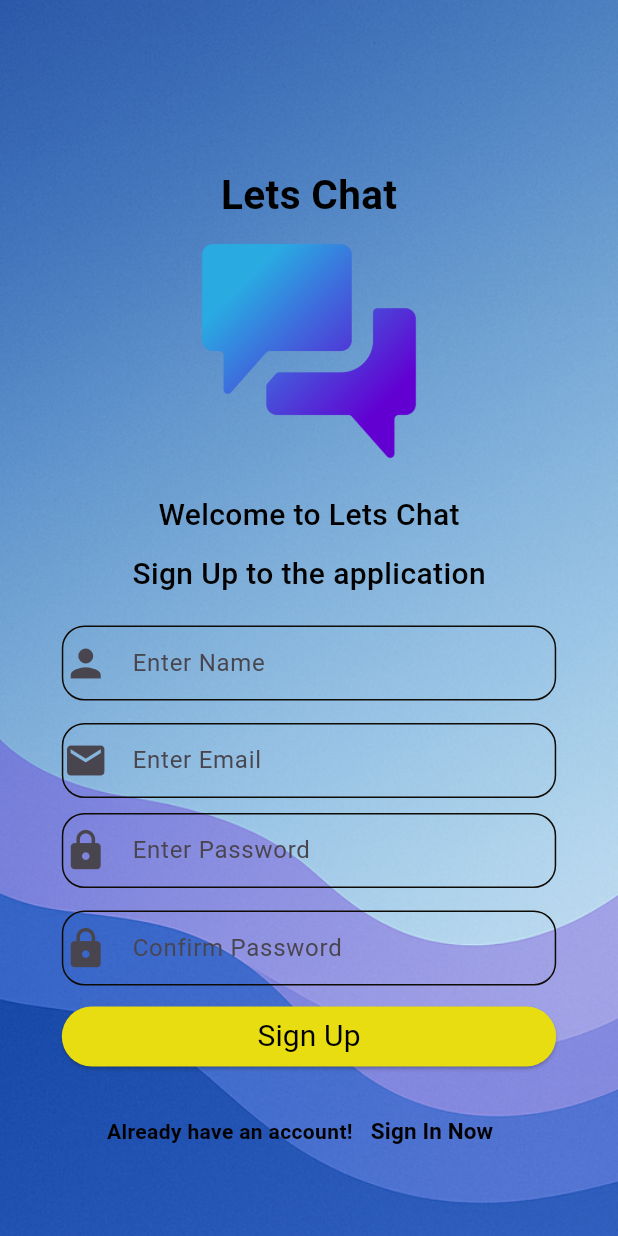
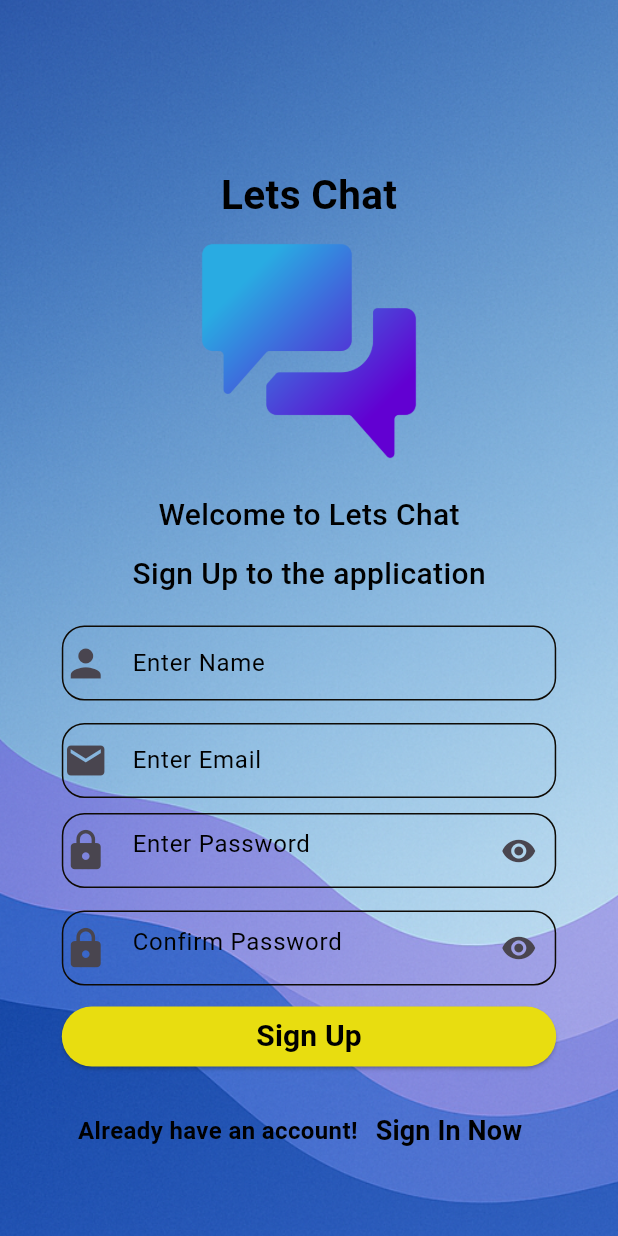
Before and after one commit to AmitKumarMehta/lets-chat, a Flutter app: the screen it shows after launch, scrolled down 79 dp, after a tap on "Sign Up Now", on a phone screen of 412 x 824 dp. Run offline on Flutter 3.47's test engine with Material 3 defaults, Android fonts, the phone set to English and light mode, and no system bars; our stand-ins replace cloud_firestore, firebase_auth, firebase_core; accounts and stored records are empty.

Commit message:
more changes

```diff
--- a/lib/auth/login.dart
+++ b/lib/auth/login.dart
@@ -13,6 +13,7 @@ class Login extends StatefulWidget {
 class _LoginState extends State<Login> {
   TextEditingController emailController = TextEditingController();
   TextEditingController pwController = TextEditingController();
+  bool _obscurePass = true;
 
   Future<void> signinWithEmailPassword() async {
     String email = emailController.text.trim();
@@ -29,7 +30,6 @@ class _LoginState extends State<Login> {
         MaterialPageRoute(builder: (context) => Home()),
       );
     } on FirebaseAuthException catch (e) {
-
       ScaffoldMessenger.of(context).showSnackBar(
         SnackBar(
           content: Text(
@@ -42,8 +42,6 @@ class _LoginState extends State<Login> {
     }
   }
 
-
-
   @override
   Widget build(BuildContext context) {
     return Scaffold(
@@ -55,7 +53,6 @@ class _LoginState extends State<Login> {
             image: AssetImage('assets/background.png'),
             fit: BoxFit.cover,
           ),
-
         ),
         child: SingleChildScrollView(
           child: Padding(
@@ -108,6 +105,7 @@ class _LoginState extends State<Login> {
                       icon: Icon(Icons.email, size: 30),
                       border: InputBorder.none,
                       hintText: "Enter Email",
+                      hintStyle: TextStyle(color: Colors.black),
                     ),
                   ),
                 ),
@@ -123,11 +121,25 @@ class _LoginState extends State<Login> {
                   ),
                   child: TextField(
                     controller: pwController,
-                    obscureText: true,
+
+                    obscureText: _obscurePass,
                     decoration: InputDecoration(
                       icon: Icon(Icons.lock, size: 30),
+                      suffixIcon: IconButton(
+                        onPressed: () {
+                          setState(() {
+                            _obscurePass =  !_obscurePass;
+                          });
+                        },
+                        icon: Icon(
+                          _obscurePass
+                              ? Icons.visibility
+                              : Icons.visibility_off_rounded,
+                        ),
+                      ),
                       border: InputBorder.none,
                       hintText: "Enter Password",
+                      hintStyle: TextStyle(color: Colors.black),
                     ),
                   ),
                 ),
@@ -145,7 +157,7 @@ class _LoginState extends State<Login> {
                       style: TextStyle(
                         color: Colors.black,
                         fontSize: 20,
-                        fontWeight: FontWeight.w400,
+                        fontWeight: FontWeight.w700,
                       ),
                     ),
                   ),
@@ -159,7 +171,7 @@ class _LoginState extends State<Login> {
                       "Don't have an account?",
                       style: TextStyle(
                         color: Colors.black,
-                        fontSize: 14,
+                        fontSize: 16,
                         fontWeight: FontWeight.bold,
                       ),
                     ),
@@ -174,7 +186,7 @@ class _LoginState extends State<Login> {
                         "Sign Up Now",
                         style: TextStyle(
                           color: Colors.black,
-                          fontSize: 15,
+                          fontSize: 18,
                           fontWeight: FontWeight.bold,
                         ),
                       ),
--- a/lib/auth/register.dart
+++ b/lib/auth/register.dart
@@ -3,8 +3,6 @@ import 'package:firebase_auth/firebase_auth.dart';
 import 'package:flutter/material.dart';
 import 'package:lets_chat/auth/login.dart';
 import 'package:lets_chat/screens/home.dart';
-
-
 
 class Register extends StatefulWidget {
   const Register({super.key});
@@ -18,6 +16,8 @@ class _RegisterState extends State<Register> {
   TextEditingController nameController = TextEditingController();
   TextEditingController pwController = TextEditingController();
   TextEditingController cpwController = TextEditingController();
+  bool _obscurePass1 = true;
+  bool _obscurePass2 = true;
 
   Future createUserWithEmail() async {
     String name = nameController.text.trim();
@@ -138,6 +138,7 @@ class _RegisterState extends State<Register> {
                       icon: Icon(Icons.person, size: 30),
                       border: InputBorder.none,
                       hintText: "Enter Name",
+                      hintStyle: TextStyle(color: Colors.black),
                     ),
                   ),
                 ),
@@ -157,6 +158,7 @@ class _RegisterState extends State<Register> {
                       icon: Icon(Icons.email, size: 30),
                       border: InputBorder.none,
                       hintText: "Enter Email",
+                      hintStyle: TextStyle(color: Colors.black),
                     ),
                   ),
                 ),
@@ -172,11 +174,24 @@ class _RegisterState extends State<Register> {
                   ),
                   child: TextField(
                     controller: pwController,
-                    obscureText: true,
+                    obscureText: _obscurePass2,
                     decoration: InputDecoration(
                       icon: Icon(Icons.lock, size: 30),
                       border: InputBorder.none,
                       hintText: "Enter Password",
+                      suffixIcon: IconButton(
+                        onPressed: () {
+                          setState(() {
+                            _obscurePass2 = !_obscurePass2;
+                          });
+                        },
+                        icon: Icon(
+                          _obscurePass2
+                              ? Icons.visibility
+                              : Icons.visibility_off_rounded,
+                        ),
+                      ),
+                      hintStyle: TextStyle(color: Colors.black),
                     ),
                   ),
                 ),
@@ -192,11 +207,24 @@ class _RegisterState extends State<Register> {
                   ),
                   child: TextField(
                     controller: cpwController,
-                    obscureText: true,
+                    obscureText: _obscurePass1,
                     decoration: InputDecoration(
                       icon: Icon(Icons.lock, size: 30),
                       border: InputBorder.none,
                       hintText: "Confirm Password",
+                      suffixIcon: IconButton(
+                        onPressed: () {
+                          setState(() {
+                            _obscurePass1 = !_obscurePass1;
+                          });
+                        },
+                        icon: Icon(
+                          _obscurePass1
+                              ? Icons.visibility
+                              : Icons.visibility_off_rounded,
+                        ),
+                      ),
+                      hintStyle: TextStyle(color: Colors.black),
                     ),
                   ),
                 ),
@@ -214,7 +242,7 @@ class _RegisterState extends State<Register> {
                       style: TextStyle(
                         color: Colors.black,
                         fontSize: 20,
-                        fontWeight: FontWeight.w400,
+                        fontWeight: FontWeight.w700,
                       ),
                     ),
                   ),
@@ -228,7 +256,7 @@ class _RegisterState extends State<Register> {
                       "Already have an account!",
                       style: TextStyle(
                         color: Colors.black,
-                        fontSize: 14,
+                        fontSize: 16,
                         fontWeight: FontWeight.bold,
                       ),
                     ),
@@ -243,7 +271,7 @@ class _RegisterState extends State<Register> {
                         "Sign In Now",
                         style: TextStyle(
                           color: Colors.black,
-                          fontSize: 15,
+                          fontSize: 18,
                           fontWeight: FontWeight.bold,
                         ),
                       ),
```
Also changed, not shown: lib/screens/profile.dart (+31 -7 lines).
